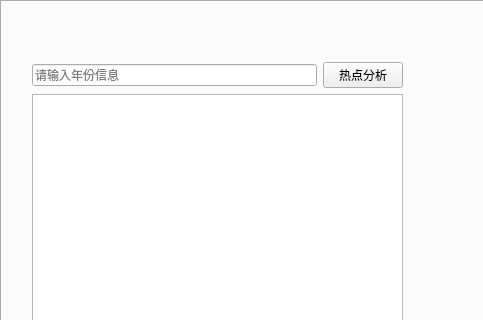
FeatherRed/DBLP-Management-System, file mainui/mainwindow.ui: the form before one commit; both pictures show x 0 to 483 and y 0 to 320 of the 800 by 600 pixel window.
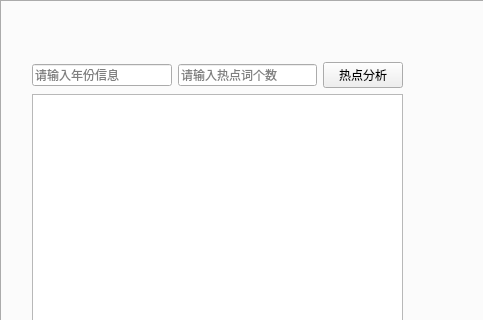
The form after the commit. The open tabs and pages were chosen to show the change.

Commit message: 更新了ui

What changed in the file:
```diff
--- a/mainui/mainwindow.ui
+++ b/mainui/mainwindow.ui
@@ -421,6 +421,16 @@
             </property>
            </widget>
           </item>
+          <item>
+           <widget class="QLineEdit" name="lineEdit_hotspotanalysis1">
+            <property name="text">
+             <string/>
+            </property>
+            <property name="placeholderText">
+             <string>请输入热点词个数</string>
+            </property>
+           </widget>
+          </item>
           <item>
            <widget class="QPushButton" name="pushButton_hsa1">
             <property name="text">
```
Left out of the diff: 2 changed lines with no effect on the pictures.
